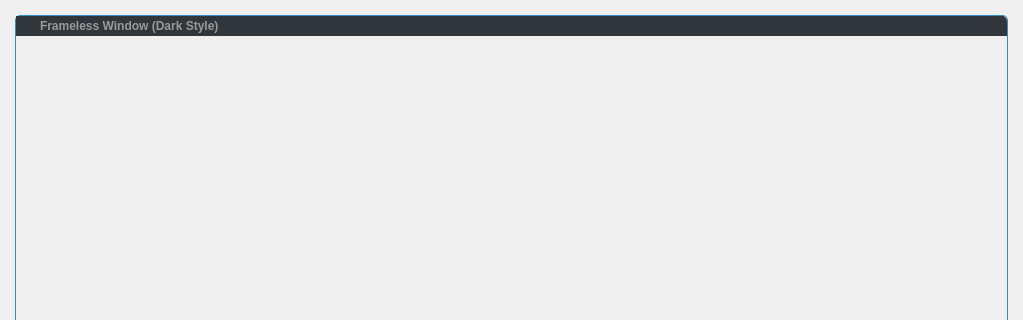
Old version of the form framelesswindow/framelesswindow.ui in the repository j05070415/TrainLongitudinalDynamics; both pictures show x 0 to 1023 and y 0 to 320 of the 1023 by 667 pixel window.
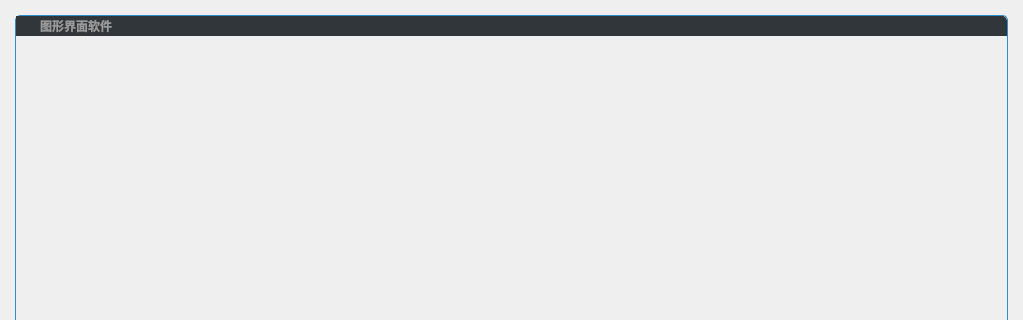
New version of the form. Icons and pictures are not drawn. Custom widgets are drawn as their Qt base class.

Commit message: 添加Nodes，丰富界面原型

```diff
--- a/framelesswindow/framelesswindow.ui
+++ b/framelesswindow/framelesswindow.ui
@@ -125,7 +125,7 @@
   color:rgb(153,153,153);</string>
            </property>
            <property name="text">
-            <string>Frameless Window (Dark Style)</string>
+            <string>图形界面软件</string>
            </property>
            <property name="alignment">
             <set>Qt::AlignLeading|Qt::AlignLeft|Qt::AlignVCenter</set>
```
The commit also changes 7 other files.
